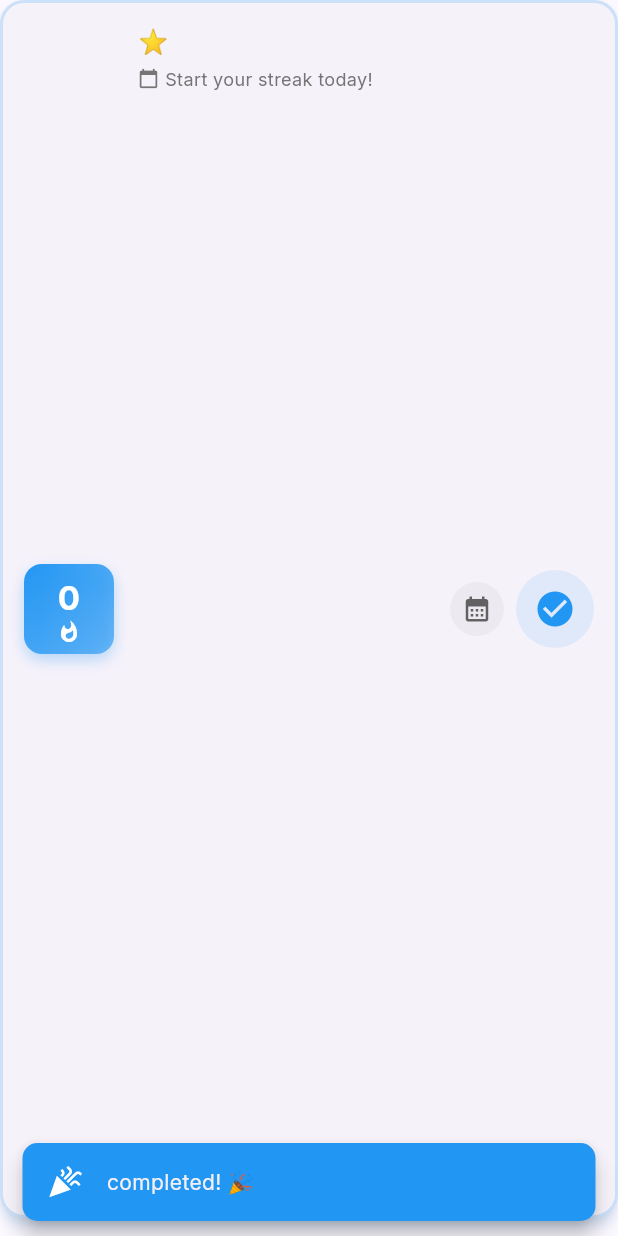
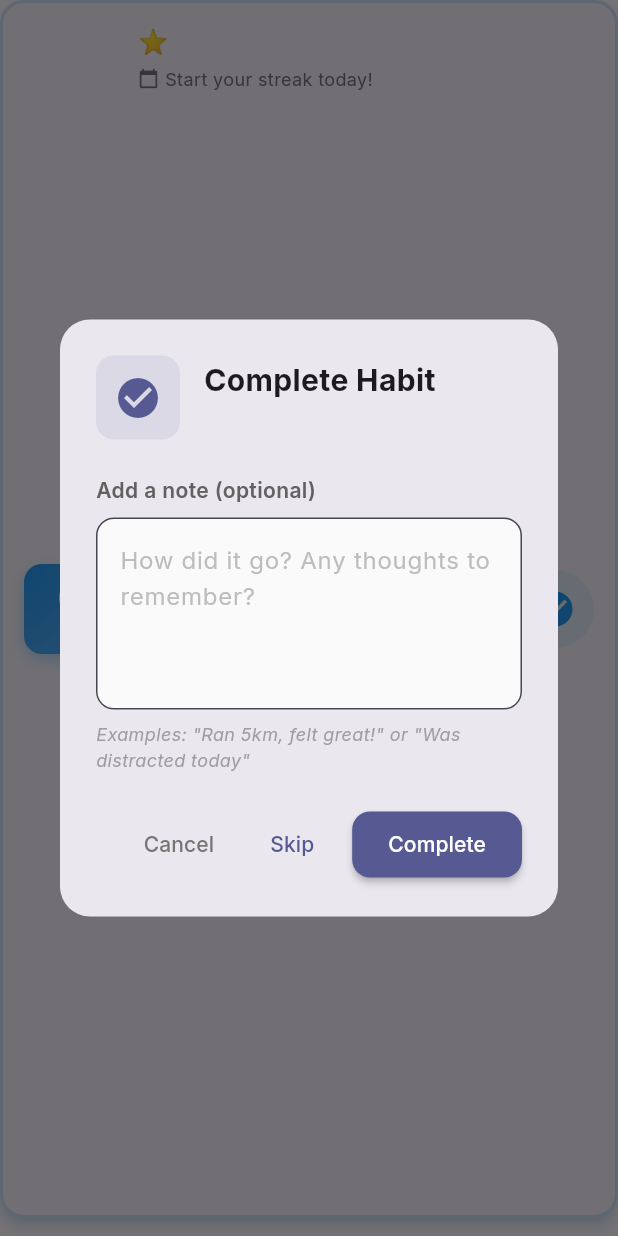
Before and after one commit to didierganthier/momentum, a Flutter app: the HabitCard widget shown alone on an empty page, opened directly with empty values, after a tap on the "check circle" icon, on a phone screen of 412 x 824 dp. Run offline on Flutter 3.47's test engine with Material 3 defaults, Android fonts, the phone set to English and light mode, and no system bars; our stand-ins replace cloud_firestore, firebase_auth, firebase_core, flutter_animate, flutter_local_notifications, google_fonts and 2 more; accounts and stored records are empty.

Commit message:
feat: Add optional note feature for habit completion and implement completion dialog

```diff
--- a/lib/services/habit_service.dart
+++ b/lib/services/habit_service.dart
@@ -62,7 +62,7 @@ class HabitService {
     });
   }
 
-  Future<void> completeHabit(Habit habit) async {
+  Future<void> completeHabit(Habit habit, {String? note}) async {
     final now = DateTime.now();
     final last = habit.lastCompleted;
 
@@ -89,7 +89,7 @@ class HabitService {
     await _completionsRef.add({
       'habitId': habit.id,
       'completedAt': Timestamp.fromDate(now),
-      'note': null,
+      'note': note,
     });
   }
 
--- a/lib/viewmodels/habit_viewmodel.dart
+++ b/lib/viewmodels/habit_viewmodel.dart
@@ -128,10 +128,10 @@ class HabitViewModel extends ChangeNotifier {
     }
   }
 
-  Future<void> completeHabit(Habit habit) async {
+  Future<void> completeHabit(Habit habit, {String? note}) async {
     if (_isLoggedIn) {
       // Firebase service handles both habit update and completion tracking
-      await _firebaseService.completeHabit(habit);
+      await _firebaseService.completeHabit(habit, note: note);
     } else {
       final now = DateTime.now();
       final lastCompleted = habit.lastCompleted;
@@ -164,6 +164,7 @@ class HabitViewModel extends ChangeNotifier {
         id: '${habit.id}_${now.millisecondsSinceEpoch}',
         habitId: habit.id,
         completedAt: now,
+        note: note,
       );
       await _localStorage.addCompletion(completion);
 
--- a/lib/widgets/habit_card.dart
+++ b/lib/widgets/habit_card.dart
@@ -3,6 +3,7 @@ import 'package:provider/provider.dart';
 import '../models/habit.dart';
 import '../viewmodels/habit_viewmodel.dart';
 import '../views/habit/habit_history_view.dart';
+import 'habit_completion_dialog.dart';
 
 class HabitCard extends StatefulWidget {
   final Habit habit;
@@ -201,9 +202,25 @@ class _HabitCardState extends State<HabitCard>
                   color: Colors.transparent,
                   child: InkWell(
                     borderRadius: BorderRadius.circular(30),
-                    onTap: () {
-                      vm.completeHabit(widget.habit);
-                      _showCompletionAnimation(context);
+                    onTap: () async {
+                      // Show dialog to optionally add a note
+                      final note = await showDialog<String>(
+                        context: context,
+                        builder: (context) => HabitCompletionDialog(habit: widget.habit),
+                      );
+
+                      // If null, user cancelled
+                      if (note == null) return;
+
+                      // Complete the habit with the note (empty string if skipped)
+                      await vm.completeHabit(
+                        widget.habit,
+                        note: note.isEmpty ? null : note,
+                      );
+
+                      if (context.mounted) {
+                        _showCompletionAnimation(context);
+                      }
                     },
                     child: Container(
                       padding: const EdgeInsets.all(12),
--- /dev/null
+++ b/lib/widgets/habit_completion_dialog.dart
@@ -0,0 +1,183 @@
+import 'package:flutter/material.dart';
+import '../models/habit.dart';
+
+/// Dialog to add optional notes when completing a habit
+class HabitCompletionDialog extends StatefulWidget {
+  final Habit habit;
+
+  const HabitCompletionDialog({super.key, required this.habit});
+
+  @override
+  State<HabitCompletionDialog> createState() => _HabitCompletionDialogState();
+}
+
+class _HabitCompletionDialogState extends State<HabitCompletionDialog> {
+  final TextEditingController _noteController = TextEditingController();
+  bool _isSubmitting = false;
+
+  @override
+  void dispose() {
+    _noteController.dispose();
+    super.dispose();
+  }
+
+  @override
+  Widget build(BuildContext context) {
+    return Dialog(
+      shape: RoundedRectangleBorder(
+        borderRadius: BorderRadius.circular(20),
+      ),
+      child: Container(
+        constraints: const BoxConstraints(maxWidth: 400),
+        padding: const EdgeInsets.all(24),
+        child: Column(
+          mainAxisSize: MainAxisSize.min,
+          crossAxisAlignment: CrossAxisAlignment.start,
+          children: [
+            // Header
+            Row(
+              children: [
+                Container(
+                  padding: const EdgeInsets.all(12),
+                  decoration: BoxDecoration(
+                    color: Theme.of(context).primaryColor.withOpacity(0.1),
+                    borderRadius: BorderRadius.circular(12),
+                  ),
+                  child: Icon(
+                    Icons.check_circle,
+                    color: Theme.of(context).primaryColor,
+                    size: 32,
+                  ),
+                ),
+                const SizedBox(width: 16),
+                Expanded(
+                  child: Column(
+                    crossAxisAlignment: CrossAxisAlignment.start,
+                    children: [
+                      const Text(
+                        'Complete Habit',
+                        style: TextStyle(
+                          fontSize: 20,
+                          fontWeight: FontWeight.bold,
+                        ),
+                      ),
+                      const SizedBox(height: 4),
+                      Text(
+                        widget.habit.name,
+                        style: TextStyle(
+                          fontSize: 14,
+                          color: Colors.grey[600],
+                        ),
+                      ),
+                    ],
+                  ),
+                ),
+              ],
+            ),
+            const SizedBox(height: 24),
+
+            // Note input
+            Text(
+              'Add a note (optional)',
+              style: TextStyle(
+                fontSize: 14,
+                fontWeight: FontWeight.w600,
+                color: Colors.grey[700],
+              ),
+            ),
+            const SizedBox(height: 8),
+            TextField(
+              controller: _noteController,
+              maxLines: 4,
+              maxLength: 500,
+              decoration: InputDecoration(
+                hintText: 'How did it go? Any thoughts to remember?',
+                hintStyle: TextStyle(color: Colors.grey[400]),
+                border: OutlineInputBorder(
+                  borderRadius: BorderRadius.circular(12),
+                  borderSide: BorderSide(color: Colors.grey[300]!),
+                ),
+                focusedBorder: OutlineInputBorder(
+                  borderRadius: BorderRadius.circular(12),
+                  borderSide: BorderSide(
+                    color: Theme.of(context).primaryColor,
+                    width: 2,
+                  ),
+                ),
+                filled: true,
+                fillColor: Colors.grey[50],
+                counterText: '',
+              ),
+            ),
+            const SizedBox(height: 8),
+            Text(
+              'Examples: "Ran 5km, felt great!" or "Was distracted today"',
+              style: TextStyle(
+                fontSize: 12,
+                color: Colors.grey[500],
+                fontStyle: FontStyle.italic,
+              ),
+            ),
+            const SizedBox(height: 24),
+
+            // Action buttons
+            Row(
+              mainAxisAlignment: MainAxisAlignment.end,
+              children: [
+                TextButton(
+                  onPressed: _isSubmitting
+                      ? null
+                      : () => Navigator.of(context).pop(null),
+                  child: Text(
+                    'Cancel',
+                    style: TextStyle(color: Colors.grey[600]),
+                  ),
+                ),
+                const SizedBox(width: 8),
+                TextButton(
+                  onPressed: _isSubmitting
+                      ? null
+                      : () {
+                          Navigator.of(context).pop('');
+                        },
+                  child: const Text('Skip'),
+                ),
+                const SizedBox(width: 8),
+                ElevatedButton(
+                  onPressed: _isSubmitting
+                      ? null
+                      : () {
+                          final note = _noteController.text.trim();
+                          Navigator.of(context).pop(note.isEmpty ? null : note);
+                        },
+                  style: ElevatedButton.styleFrom(
+                    backgroundColor: Theme.of(context).primaryColor,
+                    foregroundColor: Colors.white,
+                    padding: const EdgeInsets.symmetric(
+                      horizontal: 24,
+                      vertical: 12,
+                    ),
+                    shape: RoundedRectangleBorder(
+                      borderRadius: BorderRadius.circular(12),
+                    ),
+                  ),
+                  child: _isSubmitting
+                      ? const SizedBox(
+                          width: 16,
+                          height: 16,
+                          child: CircularProgressIndicator(
+                            strokeWidth: 2,
+                            valueColor:
+                                AlwaysStoppedAnimation<Color>(Colors.white),
+                          ),
+                        )
+                      : const Text('Complete'),
+                ),
+              ],
+            ),
+          ],
+        ),
+      ),
+    );
+  }
+}
```
Also changed, not shown: lib/views/habit/habit_history_view.dart (+125 -8 lines).
